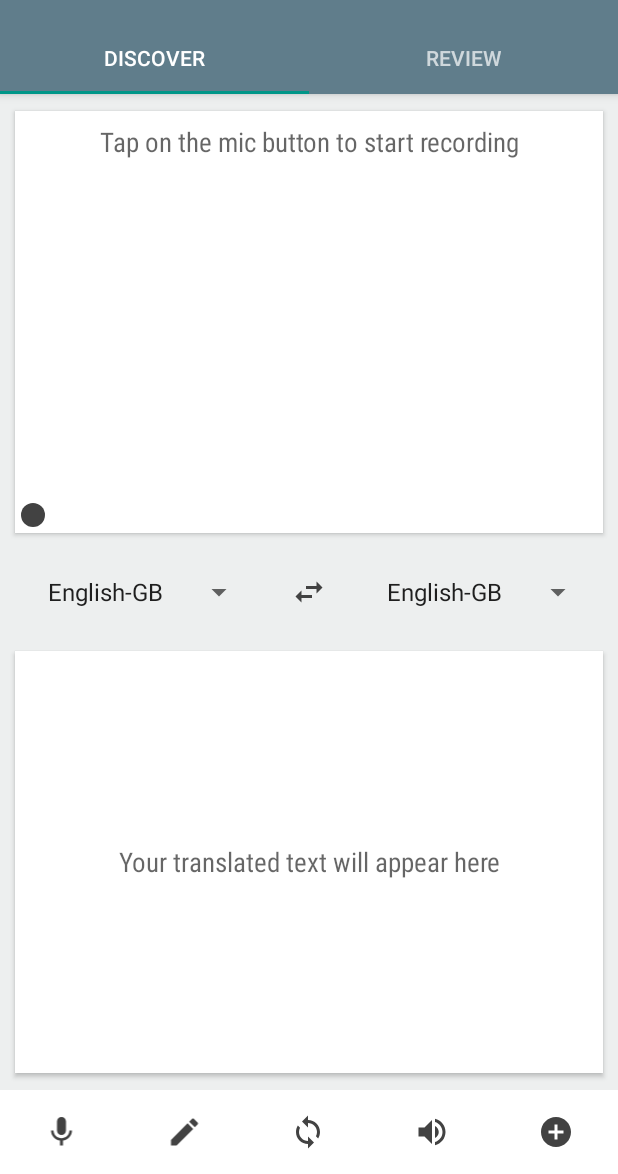
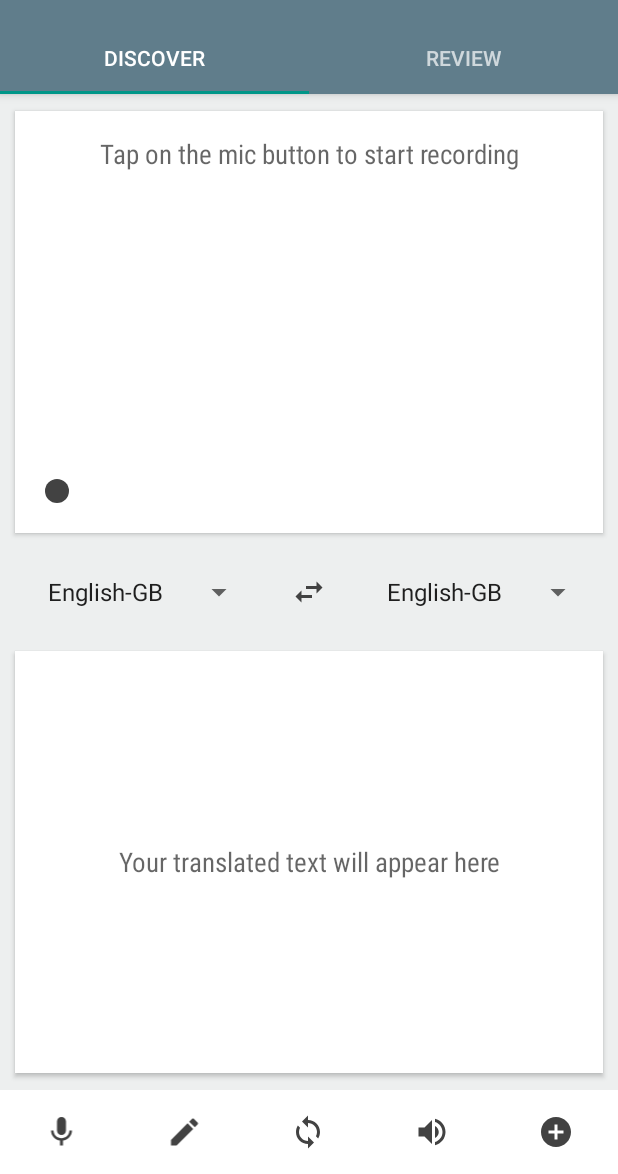
Before and after one commit to TheBoyMoe/translate-this-demo, an Android app: the screen it shows after launch (MainActivity), on a phone screen of 412 x 824 dp, the part 62-1236 px from its top. Run offline under Robolectric (Android 15) with nearby library versions, the phone set to English and light mode, and no system bars; our stand-ins replace Timber; libraries missing offline, so code that uses them is left out: com.facebook.stetho, com.microsoft.projectoxford; 2 statements that could not run were skipped.

Commit message:
impl speech to text using mvp pattern. impl tasks since speech service callbacks execute in a background thread - allowing them to update the ui

```diff
--- a/app/src/main/AndroidManifest.xml
+++ b/app/src/main/AndroidManifest.xml
@@ -3,8 +3,10 @@
           xmlns:tools="http://schemas.android.com/tools"
           package="com.example.translatethis">
 
+    <uses-permission android:name="android.permission.INTERNET"/>
+    <uses-permission android:name="android.permission.RECORD_AUDIO"/>
+    <uses-permission android:name="android.permission.ACCESS_WIFI_STATE"/>
     <uses-permission android:name="android.permission.ACCESS_NETWORK_STATE"/>
-    <uses-permission android:name="android.permission.INTERNET"/>
 
     <application
         android:allowBackup="true"
--- a/app/src/main/java/com/example/translatethis/main/discover/MainMVP.java
+++ b/app/src/main/java/com/example/translatethis/main/discover/MainMVP.java
@@ -13,17 +13,18 @@ public interface MainMVP {
         Context getAppContext();
         Context getActivityContext();
         void showMessage(String message);
-        void updateResultTextField(String update);
-        void updateTranslatedTextField(String result);
-        void recordingStarted();
-        void recordingComplete();
+        void updateFromTextField(String update);
+        void updateFromSmallText(String update);
+        void appendFromTextField(String text);
+        void updateToTextField(String result);
+        void isServiceRunning(boolean isRunning);
         void isClientConnected(boolean result);
     }
 
     // implemented by the Presenter, available to the View
     interface ProvidedPresenterOps {
+        void hasLanguageOptionsChanged(boolean value);
         void recordSpeech();
-        // void onCompletion();
         void editResult();
         void translateResult();
         void playResult(String filePath);
--- a/app/src/main/java/com/example/translatethis/main/discover/view/DiscoverFragment.java
+++ b/app/src/main/java/com/example/translatethis/main/discover/view/DiscoverFragment.java
@@ -19,6 +19,11 @@ import com.example.translatethis.main.common.StateMaintainer;
 import com.example.translatethis.main.discover.MainMVP;
 import com.example.translatethis.main.discover.model.DiscoverModel;
 import com.example.translatethis.main.discover.presenter.DiscoverPresenter;
+import com.example.translatethis.main.discover.task.AppendFromTextFieldTask;
+import com.example.translatethis.main.discover.task.UpdateImageResourceTask;
+import com.example.translatethis.main.discover.task.UpdateTextFieldTask;
+
+import timber.log.Timber;
 
 
 public class DiscoverFragment extends ContractFragment<DiscoverFragment.Contract>
@@ -37,27 +42,40 @@ public class DiscoverFragment extends ContractFragment<DiscoverFragment.Contract
 
     @Override
     public void showMessage(String message) {
+        Timber.i("%s showMessage called", Constants.LOG_TAG);
         getContract().showDiscoverMessage(message);
     }
 
     @Override
-    public void updateResultTextField(String update) {
-        mOriginalText.setText(update);
+    public void updateFromTextField(String update) {
+        new UpdateTextFieldTask(mFromTextView, update).execute();
     }
 
     @Override
-    public void updateTranslatedTextField(String result) {
-
+    public void updateFromSmallText(String update) {
+        new UpdateTextFieldTask(mFromSmallTextView, update).execute();
     }
 
     @Override
-    public void recordingStarted() {
-        mRecordIcon.setImageResource(R.drawable.ic_record_busy);
+    public void appendFromTextField(String text) {
+        new AppendFromTextFieldTask(mFromTextView, text).execute();
     }
 
     @Override
-    public void recordingComplete() {
-        mRecordIcon.setImageResource(R.drawable.ic_record_dark);
+    public void updateToTextField(String result) {
+        new UpdateTextFieldTask(mToTextView, result).execute();
+    }
+
+    @Override
+    public void isServiceRunning(boolean isRunning) {
+        if (isRunning) {
+            new UpdateImageResourceTask(mRecordIcon, R.drawable.ic_record_busy).execute();
+            //new UpdateTextFieldTask(mFromSmallTextView, getString(R.string.from_field_small_text)).execute();
+        }
+        else {
+            new UpdateImageResourceTask(mRecordIcon, R.drawable.ic_record_dark).execute();
+            //new UpdateTextFieldTask(mFromSmallTextView, "").execute();
+        }
     }
 
     @Override
@@ -76,12 +94,13 @@ public class DiscoverFragment extends ContractFragment<DiscoverFragment.Contract
     }
 
     private MainMVP.ProvidedPresenterOps mPresenter;
-    private TextView mOriginalText;
-    private TextView mTranslatedText;
+    private TextView mFromTextView;
+    private TextView mFromSmallTextView;
+    private TextView mToTextView;
     private Spinner mFromSpinner;
     private Spinner mToSpinner;
     private ImageView mRecordIcon;
-    private boolean mHasOptionChanged = false;
+    private boolean mHasOptionChanged = false; // FIXME ?? req'd
     private String mFromLanguage = Constants.LANGUAGE_CODES[0];
     private String mToLanguage = Constants.LANGUAGE_CODES[0];
 
@@ -136,8 +155,9 @@ public class DiscoverFragment extends ContractFragment<DiscoverFragment.Contract
     }
 
     private void initView(View view) {
-        mOriginalText = (TextView) view.findViewById(R.id.text_original);
-        mTranslatedText = (TextView) view.findViewById(R.id.text_translation);
+        mFromTextView = (TextView) view.findViewById(R.id.text_original);
+        mFromSmallTextView = (TextView) view.findViewById(R.id.from_field_small_text);
+        mToTextView = (TextView) view.findViewById(R.id.text_translation);
         mRecordIcon = (ImageView) view.findViewById(R.id.recording_icon);
     }
 
@@ -160,7 +180,9 @@ public class DiscoverFragment extends ContractFragment<DiscoverFragment.Contract
         @Override
         public void onItemSelected(AdapterView<?> adapterView, View view, int position, long id) {
             mFromLanguage = Constants.LANGUAGE_CODES[position];
-            mHasOptionChanged = true;
+            mHasOptionChanged = true; // FIXME ?? req'd
+            // notify the presenter the language option has changed and update SharedPrefs
+            mPresenter.hasLanguageOptionsChanged(true);
             SharedPrefsUtils.updateFromLanguage(getActivityContext(), position);
         }
 
@@ -189,7 +211,9 @@ public class DiscoverFragment extends ContractFragment<DiscoverFragment.Contract
         @Override
         public void onItemSelected(AdapterView<?> adapterView, View view, int position, long id) {
             mToLanguage = Constants.LANGUAGE_CODES[position];
-            mHasOptionChanged = true;
+            mHasOptionChanged = true; // FIXME ?? req'd
+            // notify the presenter the language option has changed and update SharedPrefs
+            mPresenter.hasLanguageOptionsChanged(true);
             SharedPrefsUtils.updateToLanguage(getActivityContext(), position);
         }
 
@@ -234,4 +258,5 @@ public class DiscoverFragment extends ContractFragment<DiscoverFragment.Contract
 
     };
 
+
 }
--- a/app/src/main/res/layout/content_discover.xml
+++ b/app/src/main/res/layout/content_discover.xml
@@ -28,7 +28,7 @@
                 android:layout_height="match_parent">
 
                 <ScrollView
-                    android:paddingTop="@dimen/small"
+                    android:paddingTop="@dimen/normal"
                     android:paddingBottom="@dimen/small"
                     android:layout_width="match_parent"
                     android:layout_height="match_parent">
@@ -41,13 +41,29 @@
 
                 </ScrollView>
 
-                <ImageView
-                    android:id="@+id/recording_icon"
+                <LinearLayout
+                    android:orientation="horizontal"
                     android:layout_alignParentBottom="true"
-                    android:src="@drawable/ic_record_dark"
-                    android:layout_width="wrap_content"
+                    android:padding="@dimen/normal"
+                    android:gravity="center_vertical"
+                    android:layout_width="match_parent"
                     android:layout_height="wrap_content"
-                    tools:ignore="ContentDescription"/>
+                    tools:ignore="UseCompoundDrawables">
+
+                    <ImageView
+                        android:id="@+id/recording_icon"
+                        android:layout_gravity="center_vertical"
+                        android:src="@drawable/ic_record_dark"
+                        android:layout_width="wrap_content"
+                        android:layout_height="wrap_content"
+                        tools:ignore="ContentDescription"/>
+
+                    <TextView
+                        android:id="@+id/from_field_small_text"
+                        style="@style/TextStyle.FromFieldSmallText"/>
+
+                </LinearLayout>
+
 
 
             </RelativeLayout>
--- a/app/src/main/res/values/strings.xml
+++ b/app/src/main/res/values/strings.xml
@@ -13,6 +13,12 @@
     <string name="translated_text_hint">Your translated text will appear here</string>
     <string name="original_text_hint">Tap on the mic button to start recording</string>
     <string name="network_error_message">Network error, check connection</string>
+    <string name="partial_text_result">PARTIAL RESULT:\t\t</string>
+    <string name="server_error">Server error, try again</string>
+    <string name="speech_service_stops_automatically">Automatically stops after 15 secs</string>
+    <string name="speech_service_still_processing">Still processing</string>
+    <string name="unknown_error_has_occurred">Sorry an error has occurred! Try again</string>
+    <string name="recording_speech">RECORDING...</string>
 
     <string-array name="speech_mode">
         <item>Short phrase</item>
--- a/app/src/main/res/values/styles.xml
+++ b/app/src/main/res/values/styles.xml
@@ -59,6 +59,12 @@
         <item name="android:inputType">textMultiLine</item>
     </style>
 
+    <style name="TextStyle.FromFieldSmallText">
+        <item name="android:layout_width">match_parent</item>
+        <item name="android:gravity">center_horizontal</item>
+        <item name="android:textSize">14sp</item>
+    </style>
+
     <style name="CardViewStyle">
         <item name="android:layout_width">match_parent</item>
         <item name="android:layout_height">0dp</item>
```
Also changed, not shown: app/src/main/java/com/example/translatethis/main/discover/presenter/DiscoverPresenter.java (+68 -24 lines), app/src/main/java/com/example/translatethis/main/discover/task/AppendFromTextFieldTask.java (added, +32 -0 lines), app/src/main/java/com/example/translatethis/main/discover/task/UpdateImageResourceTask.java (added, +31 -0 lines), app/src/main/java/com/example/translatethis/main/discover/task/UpdateTextFieldTask.java (added, +27 -0 lines).
